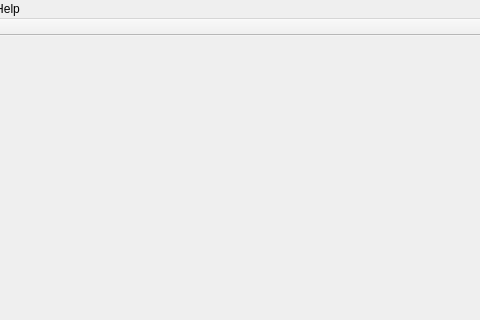
Adelost/Ultimate-Coffee, file Source/GUI/MainWindow.ui: the form before one commit; both pictures show x 142 to 622 and y 0 to 320 of the 941 by 738 pixel window.
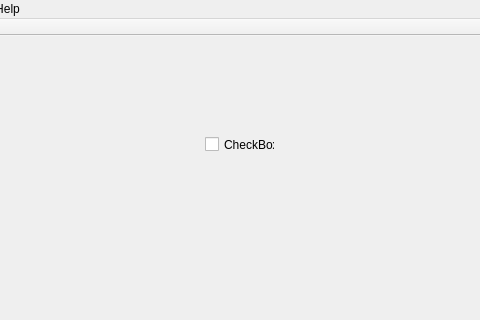
The form after the commit. Icons and pictures are not drawn.

```diff
--- a/Source/GUI/MainWindow.ui
+++ b/Source/GUI/MainWindow.ui
@@ -409,6 +409,25 @@
      </property>
     </column>
    </widget>
+   <widget class="QCheckBox" name="checkBox">
+    <property name="geometry">
+     <rect>
+      <x>330</x>
+      <y>100</y>
+      <width>70</width>
+      <height>17</height>
+     </rect>
+    </property>
+    <property name="layoutDirection">
+     <enum>Qt::LeftToRight</enum>
+    </property>
+    <property name="autoFillBackground">
+     <bool>false</bool>
+    </property>
+    <property name="text">
+     <string>CheckBox</string>
+    </property>
+   </widget>
    <zorder>treeWidget</zorder>
    <zorder>tabWidget</zorder>
   </widget>
```
Left out of the diff: 8 changed lines with no effect on the pictures.
